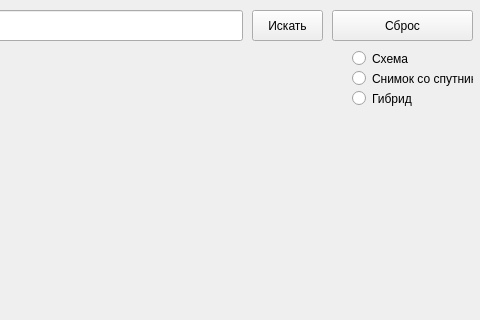
First picture: the form in map.ui, repository MaxVorosh/Project-of-Static-Maps, before the edit; both pictures show x 278 to 758 and y 0 to 320 of the 758 by 559 pixel window.
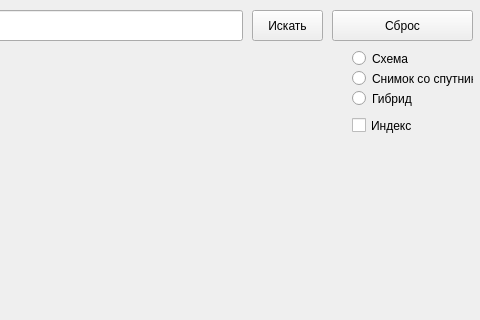
Second picture: the form after the edit.

Commit message: 9 и 10

The edit to the form file:
```diff
--- a/map.ui
+++ b/map.ui
@@ -135,6 +135,19 @@
     <string>Сброс</string>
    </property>
   </widget>
+  <widget class="QCheckBox" name="checkBox">
+   <property name="geometry">
+    <rect>
+     <x>630</x>
+     <y>110</y>
+     <width>121</width>
+     <height>31</height>
+    </rect>
+   </property>
+   <property name="text">
+    <string>Индекс</string>
+   </property>
+  </widget>
  </widget>
  <resources/>
  <connections/>
```
The commit also changes 1 other file.
